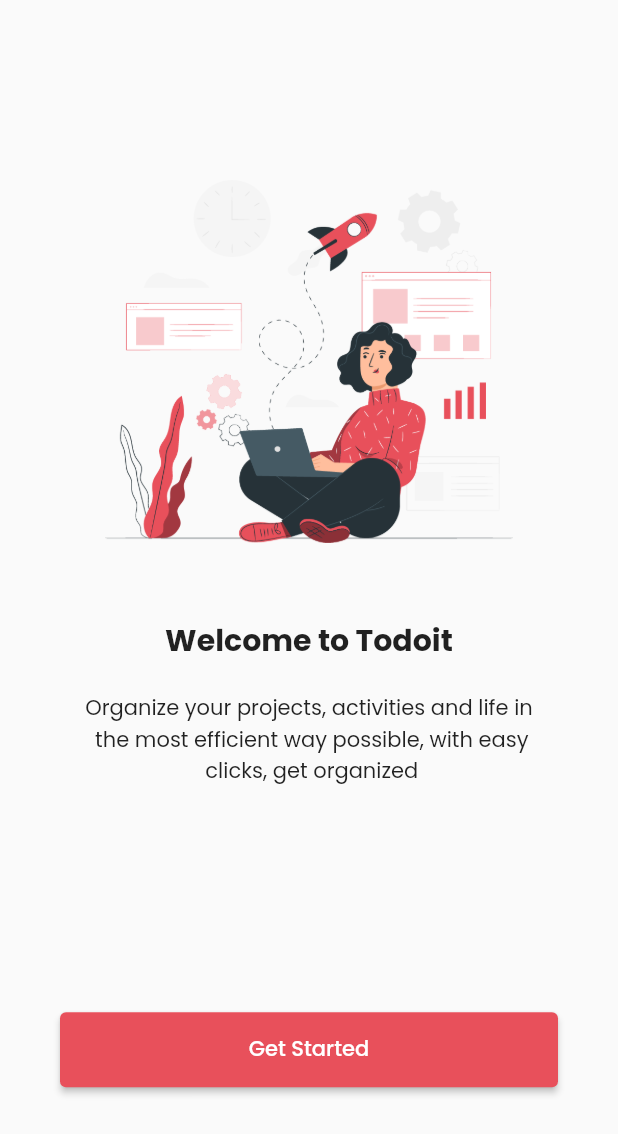
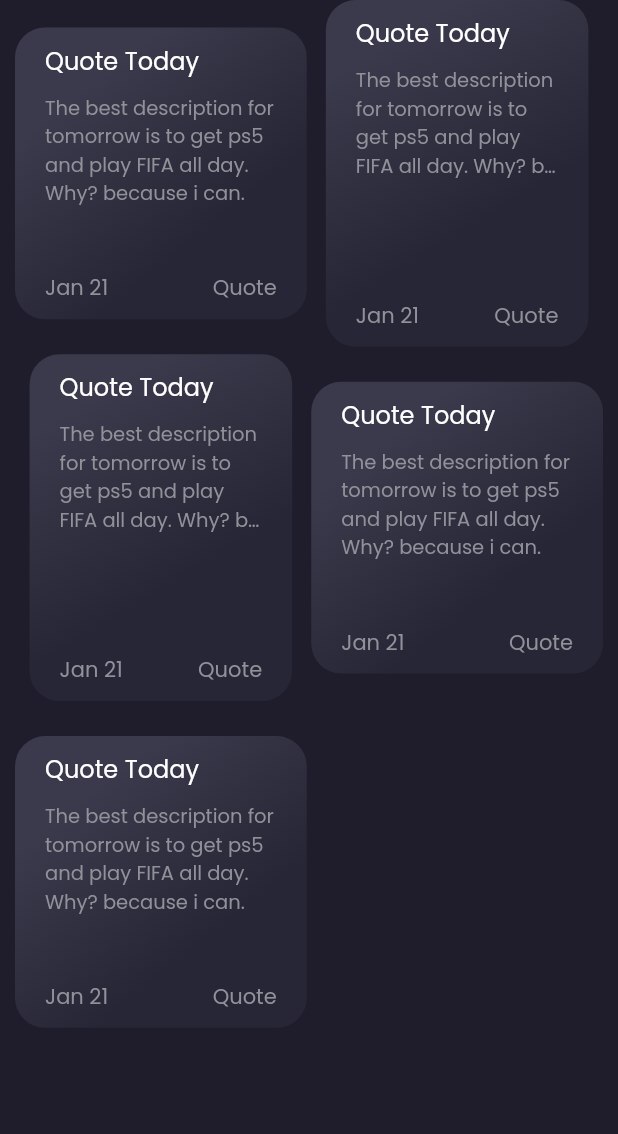
Before and after one commit to SydneyTechnologies/Todoit, a Flutter app: the screen it shows after launch, on a phone screen of 412 x 824 dp. Shown: the top 1134 px of the screen. Run offline on Flutter 3.47's test engine with Material 2 defaults, Android fonts, the phone set to English and light mode, and no system bars.

Commit message:
Card completed

```diff
--- /dev/null
+++ b/lib/core/models/todo_model.dart
@@ -0,0 +1,7 @@
+class TodoModel{
+  String? title;
+  String? description;
+  DateTime? dateTime;
+
+  TodoModel(this.title, this.description, this.dateTime);
+}
--- a/lib/main.dart
+++ b/lib/main.dart
@@ -1,4 +1,5 @@
 import 'package:flutter/material.dart';
+import 'package:todoit/screens/cards.dart';
 import 'package:todoit/screens/login_screen.dart';
 import 'screens/splash_screen.dart';
 import 'screens/get_started_screen.dart';
@@ -9,7 +10,8 @@ void main() {
     routes: {
       SplashScreen.id: (context) => SplashScreen(),
       GetStartedScreen.id: (context) => GetStartedScreen(),
-      LoginScreen.id: (context) => LoginScreen()
+      LoginScreen.id: (context) => LoginScreen(),
+      Cards.id : (context) => Cards()
     },
     theme: ThemeData(fontFamily: "Poppins"),
   ));
--- /dev/null
+++ b/lib/screens/cards.dart
@@ -0,0 +1,48 @@
+import 'package:flutter/material.dart';
+import 'package:flutter_staggered_grid_view/flutter_staggered_grid_view.dart';
+import 'package:todoit/styles/app_colors.dart';
+import 'package:todoit/widgets/todo_card.dart';
+
+class Cards extends StatefulWidget {
+  static String id = "CardScreen";
+  const Cards({Key? key}) : super(key: key);
+
+  @override
+  State<Cards> createState() => _CardsState();
+}
+
+class _CardsState extends State<Cards> {
+  @override
+  Widget build(BuildContext context) {
+    return Scaffold(
+      backgroundColor: AppColors.allBGColor,
+      body: SafeArea(
+        child: Padding(
+          padding: const EdgeInsets.symmetric(horizontal: 10),
+          child: GridView.custom(
+            semanticChildCount: 3,
+            gridDelegate: SliverWovenGridDelegate.count(
+              crossAxisCount: 2,
+              mainAxisSpacing: 5,
+              crossAxisSpacing: 3,
+              pattern: [
+                WovenGridTile(1),
+                WovenGridTile(
+                  5.3 / 7,
+                  crossAxisRatio: 0.9,
+                  alignment: AlignmentDirectional.topCenter,
+                ),
+              ],
+            ),
+            childrenDelegate: SliverChildBuilderDelegate(
+                    (context, index) {
+                  return TodoCard();
+                },
+                childCount: 5
+            ),
+          ),
+        ),
+      ),
+    );
+  }
+}
--- a/lib/screens/splash_screen.dart
+++ b/lib/screens/splash_screen.dart
@@ -1,5 +1,7 @@
 import 'package:flutter/material.dart';
 import 'package:todoit/screens/get_started_screen.dart';
+
+import 'cards.dart';
 
 class SplashScreen extends StatefulWidget {
   static String id =
@@ -20,7 +22,7 @@ class _SplashScreenState extends State<SplashScreen>
 
   void toLoginScreen() async {
     await Future.delayed(Duration(milliseconds: 200), () {
-      Navigator.pushReplacementNamed(context, GetStartedScreen.id);
+      Navigator.pushReplacementNamed(context, Cards.id);
     });
   }
 
--- a/lib/styles/app_colors.dart
+++ b/lib/styles/app_colors.dart
@@ -1,4 +1,9 @@
 import 'package:flutter/material.dart';
 class AppColors{
   static const Color kAppColor = Color(0xffE8505B);
+  static const Color cardBGColorOne = Color(0xff3A3A4C);
+  static const Color cardBGColorTwo = Color(0xff272636);
+  static const Color allBGColor = Color(0xff1F1D2B);
+  static const Color dateColor = Color(0xff91919A);
+  static const Color descriptionColor = Color(0xff91919A);
 }
--- /dev/null
+++ b/lib/widgets/todo_card.dart
@@ -0,0 +1,63 @@
+import 'package:flutter/material.dart';
+import 'package:todoit/styles/app_colors.dart';
+
+class TodoCard extends StatelessWidget {
+  const TodoCard({Key? key}) : super(key: key);
+
+  @override
+  Widget build(BuildContext context) {
+    return Container(
+      height: double.infinity,
+      decoration: BoxDecoration(
+        gradient: LinearGradient(
+          begin: Alignment.topCenter,
+          end: Alignment(0.8, 0.0),
+          colors: <Color>[
+            AppColors.cardBGColorOne,
+            AppColors.cardBGColorTwo,
+          ],
+        ),
+        borderRadius: BorderRadius.all(Radius.circular(20)),
+      ),
+      child: Padding(
+        padding: const EdgeInsets.symmetric(horizontal: 20, vertical: 10),
+        child: Column(
+          mainAxisAlignment: MainAxisAlignment.start,
+          crossAxisAlignment: CrossAxisAlignment.start,
+          children: [
+            Text(
+              'Quote Today',
+              style: TextStyle(color: Colors.white, fontSize: 16),
+            ),
+            SizedBox(
+              height: 10,
+            ),
+            Text(
+              'The best description for tomorrow is to get ps5 and play FIFA all day. Why? because i can.',
+              overflow: TextOverflow.ellipsis,
+              maxLines: 4,
+              style: TextStyle(color: AppColors.descriptionColor, fontSize: 13),
+            ),
+            SizedBox(
+              height: 10,
+            ),
+            Spacer(),
+            Row(
+              mainAxisAlignment: MainAxisAlignment.spaceBetween,
+              children: [
+                Text(
+                  'Jan 21',
+                  style: TextStyle(color: AppColors.dateColor, fontSize: 14),
+                ),
+                Text(
+                  'Quote',
+                  style: TextStyle(color: AppColors.dateColor, fontSize: 14),
+                ),
+              ],
+            ),
+          ],
+        ),
+      ),
+    );
+  }
+}
--- a/pubspec.yaml
+++ b/pubspec.yaml
@@ -34,6 +34,7 @@ dependencies:
   # The following adds the Cupertino Icons font to your application.
   # Use with the CupertinoIcons class for iOS style icons.
   cupertino_icons: ^1.0.2
+  flutter_staggered_grid_view: ^0.6.1
 
 dev_dependencies:
   flutter_test:
```
Also changed, not shown: pubspec.lock.
